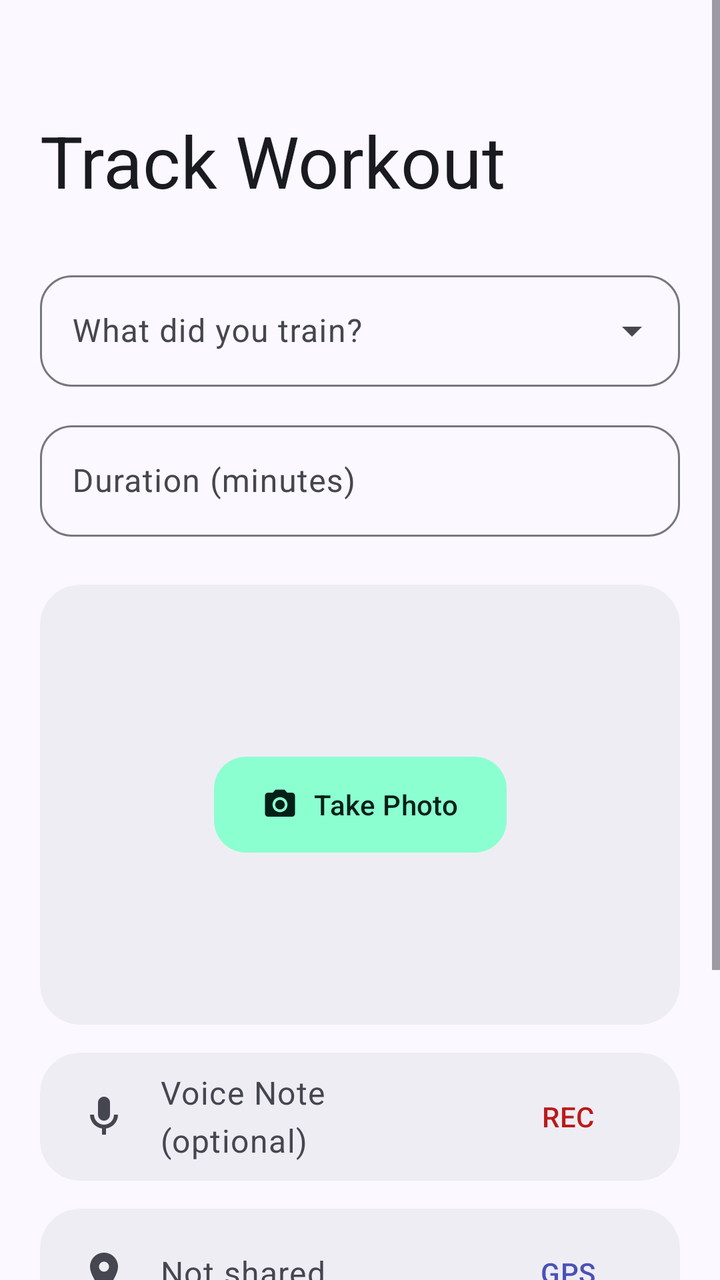
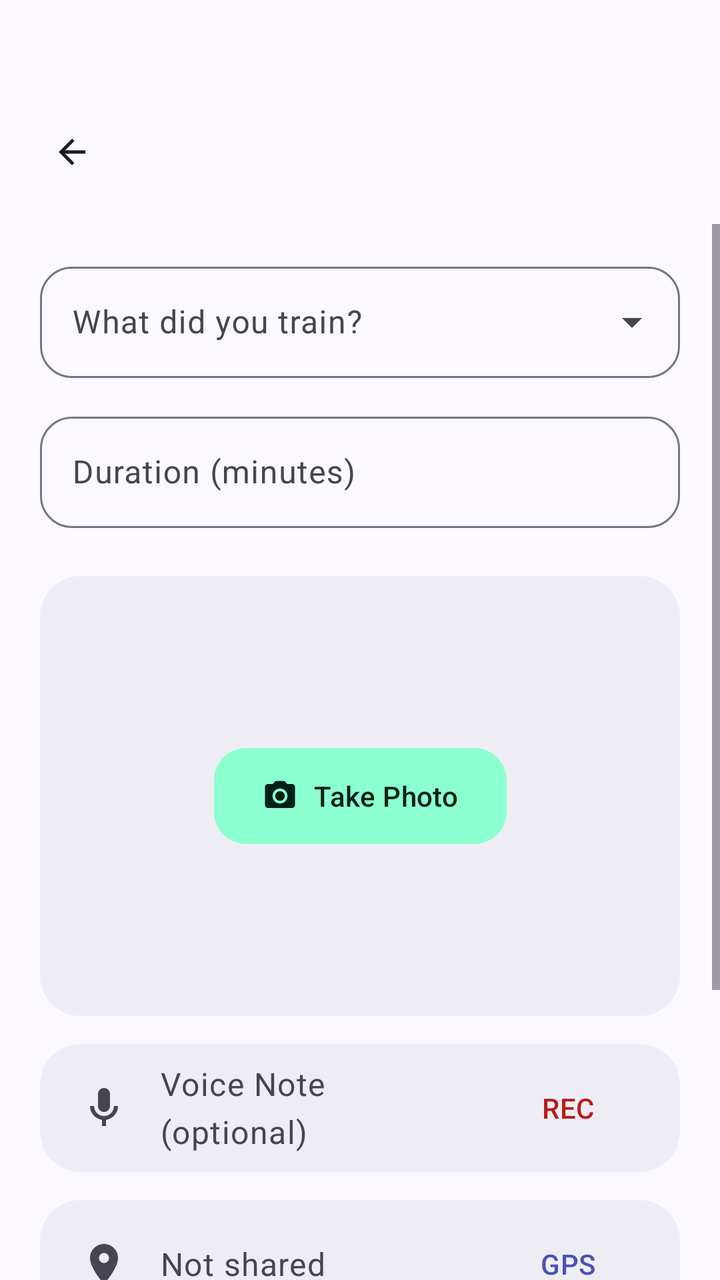

Screens rendered from an Android XML layout before and after an edit, with the pre-edit source and the edit as a unified diff.
<!-- AndroidManifest.xml: application theme Theme.MobileSE -->
<!-- res/layout/screen_workout_tracking.xml -->
<?xml version="1.0" encoding="utf-8"?>
<ScrollView xmlns:android="http://schemas.android.com/apk/res/android"
    xmlns:app="http://schemas.android.com/apk/res-auto"
    android:layout_width="match_parent"
    android:layout_height="match_parent"
    android:fillViewport="true"
    android:background="?attr/colorSurface">

    
    <androidx.constraintlayout.widget.ConstraintLayout
        android:layout_width="match_parent"
        android:layout_height="wrap_content">

    <androidx.constraintlayout.widget.ConstraintLayout
        android:layout_width="0dp"
        android:layout_height="wrap_content"
        app:layout_constraintWidth_max="@dimen/content_max_width"
        app:layout_constraintStart_toStartOf="parent"
        app:layout_constraintEnd_toEndOf="parent"
        app:layout_constraintTop_toTopOf="parent"
        android:paddingTop="56dp"
        android:paddingStart="@dimen/screen_padding_horizontal"
        android:paddingEnd="@dimen/screen_padding_horizontal"
        android:paddingBottom="32dp">

        <TextView
            android:id="@+id/tvAddTitle"
            android:layout_width="0dp"
            android:layout_height="wrap_content"
            android:text="@string/track_workout"
            android:textAppearance="?attr/textAppearanceDisplaySmall"
            android:textColor="?attr/colorOnSurface"
            app:layout_constraintTop_toTopOf="parent"
            app:layout_constraintStart_toStartOf="parent"
            app:layout_constraintEnd_toEndOf="parent" />

        
        <com.google.android.material.textfield.TextInputLayout
            android:id="@+id/tilSport"
            style="@style/Widget.CrewFit.TextField"
            android:layout_width="match_parent"
            android:layout_height="wrap_content"
            android:layout_marginTop="28dp"
            android:hint="@string/train_question"
            app:endIconMode="custom"
            app:endIconDrawable="@drawable/ic_arrow_drop_down"
            app:endIconTint="?attr/colorOnSurfaceVariant"
            app:layout_constraintTop_toBottomOf="@id/tvAddTitle">

            
            <com.google.android.material.textfield.TextInputEditText
                android:id="@+id/etSport"
                android:layout_width="match_parent"
                android:layout_height="wrap_content"
                android:focusable="true"
                android:focusableInTouchMode="false"
                android:clickable="true"
                android:cursorVisible="false"
                android:inputType="none" />
        </com.google.android.material.textfield.TextInputLayout>

        <com.google.android.material.textfield.TextInputLayout
            android:id="@+id/tilDuration"
            style="@style/Widget.CrewFit.TextField"
            android:layout_width="match_parent"
            android:layout_height="wrap_content"
            android:layout_marginTop="14dp"
            android:hint="@string/duration_hint"
            app:layout_constraintTop_toBottomOf="@id/tilSport">

            <com.google.android.material.textfield.TextInputEditText
                android:id="@+id/etDuration"
                android:layout_width="match_parent"
                android:layout_height="wrap_content"
                android:inputType="number" />
        </com.google.android.material.textfield.TextInputLayout>

        <com.google.android.material.textfield.TextInputLayout
            android:id="@+id/tilDistance"
            style="@style/Widget.CrewFit.TextField"
            android:layout_width="match_parent"
            android:layout_height="wrap_content"
            android:layout_marginTop="14dp"
            android:hint="@string/distance_hint"
            android:visibility="gone"
            app:layout_constraintTop_toBottomOf="@id/tilDuration">

            <com.google.android.material.textfield.TextInputEditText
                android:id="@+id/etDistance"
                android:layout_width="match_parent"
                android:layout_height="wrap_content"
                android:inputType="numberDecimal" />
        </com.google.android.material.textfield.TextInputLayout>

        
        <com.google.android.material.card.MaterialCardView
            android:id="@+id/cvPhoto"
            style="@style/Widget.CrewFit.Card"
            android:layout_width="match_parent"
            android:layout_height="@dimen/photo_card_height"
            android:layout_marginTop="24dp"
            app:layout_constraintTop_toBottomOf="@id/tilDistance">

            <androidx.constraintlayout.widget.ConstraintLayout
                android:layout_width="match_parent"
                android:layout_height="match_parent">

                
                <ImageView
                    android:id="@+id/ivWorkoutPhoto"
                    android:layout_width="match_parent"
                    android:layout_height="match_parent"
                    android:scaleType="centerInside"
                    android:src="@drawable/ic_photo_camera"
                    android:padding="86dp"
                    android:alpha="0.25"
                    app:tint="?attr/colorOnSurfaceVariant"
                    android:contentDescription="@string/take_photo" />

                <com.google.android.material.button.MaterialButton
                    android:id="@+id/btnTakePhoto"
                    style="@style/Widget.CrewFit.Button.Tonal"
                    android:layout_width="wrap_content"
                    android:layout_height="wrap_content"
                    android:text="@string/take_photo"
                    app:icon="@drawable/ic_photo_camera"
                    app:iconGravity="textStart"
                    app:layout_constraintTop_toTopOf="parent"
                    app:layout_constraintBottom_toBottomOf="parent"
                    app:layout_constraintStart_toStartOf="parent"
                    app:layout_constraintEnd_toEndOf="parent" />
            </androidx.constraintlayout.widget.ConstraintLayout>
        </com.google.android.material.card.MaterialCardView>

        
        <com.google.android.material.card.MaterialCardView
            android:id="@+id/cvVoice"
            style="@style/Widget.CrewFit.Card"
            android:layout_width="match_parent"
            android:layout_height="wrap_content"
            android:layout_marginTop="14dp"
            app:layout_constraintTop_toBottomOf="@id/cvPhoto">

            <LinearLayout
                android:layout_width="match_parent"
                android:layout_height="wrap_content"
                android:orientation="horizontal"
                android:gravity="center_vertical"
                android:paddingStart="@dimen/screen_padding_horizontal"
                android:paddingEnd="12dp"
                android:paddingTop="8dp"
                android:paddingBottom="8dp">

                <ImageView
                    android:id="@+id/ivVoiceStatus"
                    android:layout_width="24dp"
                    android:layout_height="24dp"
                    android:src="@drawable/ic_mic"
                    android:contentDescription="@string/record_voice"
                    app:tint="?attr/colorOnSurfaceVariant" />

                <TextView
                    android:id="@+id/tvVoiceStatus"
                    android:layout_width="0dp"
                    android:layout_height="wrap_content"
                    android:layout_weight="1"
                    android:layout_marginStart="16dp"
                    android:text="@string/record_voice"
                    android:textAppearance="?attr/textAppearanceBodyLarge"
                    android:textColor="?attr/colorOnSurfaceVariant" />

                <com.google.android.material.button.MaterialButton
                    android:id="@+id/btnRecordVoice"
                    style="@style/Widget.CrewFit.Button.Text"
                    android:layout_width="wrap_content"
                    android:layout_height="wrap_content"
                    android:text="@string/record_short"
                    android:textColor="?attr/colorError" />
            </LinearLayout>
        </com.google.android.material.card.MaterialCardView>

        
        <com.google.android.material.card.MaterialCardView
            android:id="@+id/cvLocation"
            style="@style/Widget.CrewFit.Card"
            android:layout_width="match_parent"
            android:layout_height="wrap_content"
            android:layout_marginTop="14dp"
            app:layout_constraintTop_toBottomOf="@id/cvVoice">

            
            <LinearLayout
                android:layout_width="match_parent"
                android:layout_height="wrap_content"
                android:orientation="vertical"
                android:paddingStart="@dimen/screen_padding_horizontal"
                android:paddingEnd="12dp"
                android:paddingTop="8dp"
                android:paddingBottom="12dp">

                <LinearLayout
                    android:layout_width="match_parent"
                    android:layout_height="wrap_content"
                    android:orientation="horizontal"
                    android:gravity="center_vertical">

                    <ImageView
                        android:layout_width="24dp"
                        android:layout_height="24dp"
                        android:src="@drawable/ic_location_on"
                        app:tint="?attr/colorOnSurfaceVariant"
                        android:contentDescription="@string/gps_btn" />

                    <TextView
                        android:id="@+id/tvLocationStatus"
                        android:layout_width="0dp"
                        android:layout_height="wrap_content"
                        android:layout_weight="1"
                        android:layout_marginStart="16dp"
                        android:text="@string/location_not_shared"
                        android:textAppearance="?attr/textAppearanceBodyLarge"
                        android:textColor="?attr/colorOnSurfaceVariant" />

                    <com.google.android.material.button.MaterialButton
                        android:id="@+id/btnGetLocation"
                        style="@style/Widget.CrewFit.Button.Text"
                        android:layout_width="wrap_content"
                        android:layout_height="wrap_content"
                        android:text="@string/gps_btn" />
                </LinearLayout>

                
                <LinearLayout
                    android:id="@+id/llMapPreview"
                    android:layout_width="match_parent"
                    android:layout_height="wrap_content"
                    android:orientation="vertical"
                    android:visibility="gone"
                    android:paddingTop="12dp"
                    android:paddingEnd="8dp">

                    <com.google.android.material.card.MaterialCardView
                        android:layout_width="match_parent"
                        android:layout_height="wrap_content"
                        app:cardCornerRadius="16dp"
                        app:cardElevation="0dp"
                        app:strokeWidth="0dp">

                        <ImageView
                            android:id="@+id/ivLocationMap"
                            android:layout_width="match_parent"
                            android:layout_height="170dp"
                            android:scaleType="centerCrop"
                            android:contentDescription="@string/location_map_desc" />
                    </com.google.android.material.card.MaterialCardView>

                    <TextView
                        android:id="@+id/tvMapAttribution"
                        android:layout_width="wrap_content"
                        android:layout_height="wrap_content"
                        android:layout_marginTop="6dp"
                        android:textAppearance="?attr/textAppearanceLabelSmall"
                        android:textColor="?attr/colorOnSurfaceVariant" />
                </LinearLayout>
            </LinearLayout>
        </com.google.android.material.card.MaterialCardView>

        <com.google.android.material.button.MaterialButton
            android:id="@+id/btnSaveActivity"
            style="@style/Widget.CrewFit.Button"
            android:layout_width="match_parent"
            android:layout_height="wrap_content"
            android:layout_marginTop="32dp"
            android:text="@string/save_workout"
            app:layout_constraintTop_toBottomOf="@id/cvLocation" />

        <com.google.android.material.button.MaterialButton
            android:id="@+id/btnCancelAdd"
            style="@style/Widget.CrewFit.Button.Text"
            android:layout_width="match_parent"
            android:layout_height="wrap_content"
            android:layout_marginTop="4dp"
            android:text="@string/cancel_btn"
            android:textColor="?attr/colorError"
            app:layout_constraintTop_toBottomOf="@id/btnSaveActivity" />

    </androidx.constraintlayout.widget.ConstraintLayout>
    </androidx.constraintlayout.widget.ConstraintLayout>
</ScrollView>
<!-- resources referenced by this layout -->
<resources>
  <dimen name="content_max_width">2000dp</dimen>
  <dimen name="photo_card_height">220dp</dimen>
  <dimen name="screen_padding_horizontal">20dp</dimen>
  <string name="cancel_btn">Cancel</string>
  <string name="distance_hint">Distance (km)</string>
  <string name="duration_hint">Duration (minutes)</string>
  <string name="gps_btn">GPS</string>
  <string name="location_map_desc">Map of the selected location</string>
  <string name="location_not_shared">Not shared</string>
  <string name="record_short">REC</string>
  <string name="record_voice">Voice Note (optional)</string>
  <string name="save_workout">Save Workout</string>
  <string name="take_photo">Take Photo</string>
  <string name="track_workout">Track Workout</string>
  <string name="train_question">What did you train?</string>
  <style name="Widget.CrewFit.Button.Text" parent="Widget.Material3.Button.TextButton" />
  <style name="Widget.CrewFit.Button.Tonal" parent="Widget.Material3.Button.TonalButton">
          <item name="android:minHeight">56dp</item>
          <item name="cornerRadius">16dp</item>
      </style>
  <style name="Theme.MobileSE" parent="Base.Theme.MobileSE" />
  <color name="md_surface_container">#EFEDF4</color>
  <style name="ShapeAppearance.CrewFit.Medium" parent="ShapeAppearance.Material3.Corner.Medium">
          <item name="cornerSize">20dp</item>
      </style>
  <color name="md_on_surface_variant">#45464F</color>
  <color name="md_primary">#4A51B8</color>
  <color name="md_on_primary">#FFFFFF</color>
  <color name="md_primary_container">#E0E3FF</color>
  <color name="md_on_primary_container">#050B63</color>
  <color name="md_secondary">#00795A</color>
  <color name="md_on_secondary">#FFFFFF</color>
  <color name="md_secondary_container">#8CFFD1</color>
  <color name="md_on_secondary_container">#002018</color>
  <color name="md_tertiary">#8C5000</color>
  <color name="md_on_tertiary">#FFFFFF</color>
  <color name="md_tertiary_container">#FFDCC2</color>
  <color name="md_on_tertiary_container">#2E1500</color>
  <color name="md_error">#BA1A1A</color>
  <color name="md_on_error">#FFFFFF</color>
  <color name="md_error_container">#FFDAD6</color>
  <color name="md_on_error_container">#410002</color>
  <color name="md_surface">#FBF8FF</color>
  <color name="md_on_surface">#1A1B21</color>
  <color name="md_surface_variant">#E2E1EC</color>
  <color name="md_surface_container_lowest">#FFFFFF</color>
  <color name="md_surface_container_low">#F5F2FA</color>
  <color name="md_surface_container_high">#E9E7EF</color>
  <color name="md_surface_container_highest">#E3E1E9</color>
  <color name="md_outline">#767680</color>
  <color name="md_outline_variant">#C7C5D0</color>
  <color name="md_inverse_surface">#2F3036</color>
  <color name="md_inverse_on_surface">#F2F0F7</color>
  <style name="ShapeAppearance.CrewFit.Small" parent="ShapeAppearance.Material3.Corner.Small">
          <item name="cornerSize">12dp</item>
      </style>
  <style name="ShapeAppearance.CrewFit.Large" parent="ShapeAppearance.Material3.Corner.Large">
          <item name="cornerSize">28dp</item>
      </style>
  <style name="Widget.CrewFit.BottomNav.Indicator" parent="Widget.Material3.BottomNavigationView.ActiveIndicator">
          <item name="android:color">@android:color/transparent</item>
      </style>
  <!-- unchanged entries left out for length: 14 -->
</resources>

<!-- the commit's change to res/layout/screen_workout_tracking.xml (unified diff, before → after) -->
@@ -1,10 +1,22 @@
 <?xml version="1.0" encoding="utf-8"?>
-<ScrollView xmlns:android="http://schemas.android.com/apk/res/android"
+<androidx.constraintlayout.widget.ConstraintLayout xmlns:android="http://schemas.android.com/apk/res/android"
     xmlns:app="http://schemas.android.com/apk/res-auto"
     android:layout_width="match_parent"
     android:layout_height="match_parent"
-    android:fillViewport="true"
     android:background="?attr/colorSurface">
+
+    
+    <include
+        android:id="@+id/topBar"
+        layout="@layout/part_top_bar"
+        app:layout_constraintTop_toTopOf="parent" />
+
+    <ScrollView
+        android:layout_width="match_parent"
+        android:layout_height="0dp"
+        android:fillViewport="true"
+        app:layout_constraintTop_toBottomOf="@id/topBar"
+        app:layout_constraintBottom_toBottomOf="parent">
 
     
     <androidx.constraintlayout.widget.ConstraintLayout
@@ -18,21 +30,10 @@
         app:layout_constraintStart_toStartOf="parent"
         app:layout_constraintEnd_toEndOf="parent"
         app:layout_constraintTop_toTopOf="parent"
-        android:paddingTop="56dp"
+        android:paddingTop="8dp"
         android:paddingStart="@dimen/screen_padding_horizontal"
         android:paddingEnd="@dimen/screen_padding_horizontal"
         android:paddingBottom="32dp">
-
-        <TextView
-            android:id="@+id/tvAddTitle"
-            android:layout_width="0dp"
-            android:layout_height="wrap_content"
-            android:text="@string/track_workout"
-            android:textAppearance="?attr/textAppearanceDisplaySmall"
-            android:textColor="?attr/colorOnSurface"
-            app:layout_constraintTop_toTopOf="parent"
-            app:layout_constraintStart_toStartOf="parent"
-            app:layout_constraintEnd_toEndOf="parent" />
 
         
         <com.google.android.material.textfield.TextInputLayout
@@ -40,12 +41,12 @@
             style="@style/Widget.CrewFit.TextField"
             android:layout_width="match_parent"
             android:layout_height="wrap_content"
-            android:layout_marginTop="28dp"
+            android:layout_marginTop="8dp"
             android:hint="@string/train_question"
             app:endIconMode="custom"
             app:endIconDrawable="@drawable/ic_arrow_drop_down"
             app:endIconTint="?attr/colorOnSurfaceVariant"
-            app:layout_constraintTop_toBottomOf="@id/tvAddTitle">
+            app:layout_constraintTop_toTopOf="parent">
 
             
             <com.google.android.material.textfield.TextInputEditText
@@ -286,4 +287,54 @@
 
     </androidx.constraintlayout.widget.ConstraintLayout>
     </androidx.constraintlayout.widget.ConstraintLayout>
-</ScrollView>
+    </ScrollView>
+</androidx.constraintlayout.widget.ConstraintLayout>
+<!-- res/layout/part_top_bar.xml (included above) -->
+<?xml version="1.0" encoding="utf-8"?>
+<androidx.constraintlayout.widget.ConstraintLayout xmlns:android="http://schemas.android.com/apk/res/android"
+    xmlns:app="http://schemas.android.com/apk/res-auto"
+    android:layout_width="match_parent"
+    android:layout_height="wrap_content"
+    android:paddingTop="@dimen/top_bar_padding_top"
+    android:paddingBottom="12dp">
+
+    <com.google.android.material.button.MaterialButton
+        android:id="@+id/btnTopBarBack"
+        style="@style/Widget.Material3.Button.IconButton"
+        android:layout_width="48dp"
+        android:layout_height="48dp"
+        android:layout_marginStart="12dp"
+        android:contentDescription="@string/back_desc"
+        app:icon="@drawable/ic_arrow_back"
+        app:iconTint="?attr/colorOnSurface"
+        app:layout_constraintStart_toStartOf="parent"
+        app:layout_constraintTop_toTopOf="parent" />
+
+    
+    <com.google.android.material.button.MaterialButton
+        android:id="@+id/btnTopBarAction"
+        style="@style/Widget.Material3.Button.IconButton"
+        android:layout_width="48dp"
+        android:layout_height="48dp"
+        android:layout_marginEnd="12dp"
+        android:visibility="gone"
+        app:iconTint="?attr/colorOnSurface"
+        app:layout_constraintTop_toTopOf="@id/btnTopBarBack"
+        app:layout_constraintBottom_toBottomOf="@id/btnTopBarBack"
+        app:layout_constraintEnd_toEndOf="parent" />
+
+    <TextView
+        android:id="@+id/tvTopBarTitle"
+        android:layout_width="0dp"
+        android:layout_height="wrap_content"
+        android:layout_marginStart="8dp"
+        android:layout_marginEnd="8dp"
+        android:maxLines="1"
+        android:ellipsize="end"
+        android:textAppearance="?attr/textAppearanceHeadlineSmall"
+        android:textColor="?attr/colorOnSurface"
+        app:layout_constraintBottom_toBottomOf="@id/btnTopBarBack"
+        app:layout_constraintEnd_toStartOf="@id/btnTopBarAction"
+        app:layout_constraintStart_toEndOf="@id/btnTopBarBack"
+        app:layout_constraintTop_toTopOf="@id/btnTopBarBack" />
+</androidx.constraintlayout.widget.ConstraintLayout>
<!-- resource entries referenced after the edit -->
@@ -3,6 +3,20 @@
   <dimen name="content_max_width">2000dp</dimen>
   <dimen name="photo_card_height">220dp</dimen>
   <dimen name="screen_padding_horizontal">20dp</dimen>
+  <dimen name="top_bar_padding_top">52dp</dimen>
+  <!-- drawable ic_arrow_back (drawable) -->
+  <?xml version="1.0" encoding="utf-8"?>
+  <vector xmlns:android="http://schemas.android.com/apk/res/android"
+      android:width="24dp"
+      android:height="24dp"
+      android:viewportWidth="24"
+      android:viewportHeight="24"
+      android:tint="?attr/colorControlNormal">
+      <path
+          android:fillColor="@android:color/white"
+          android:pathData="M20,11H7.83l5.59,-5.59L12,4l-8,8 8,8 1.41,-1.41L7.83,13H20v-2z" />
+  </vector>
+  <string name="back_desc">Back</string>
   <string name="cancel_btn">Cancel</string>
   <string name="distance_hint">Distance (km)</string>
   <string name="duration_hint">Duration (minutes)</string>
@@ -13,7 +27,6 @@
   <string name="record_voice">Voice Note (optional)</string>
   <string name="save_workout">Save Workout</string>
   <string name="take_photo">Take Photo</string>
-  <string name="track_workout">Track Workout</string>
   <string name="train_question">What did you train?</string>
   <style name="Widget.CrewFit.Button.Text" parent="Widget.Material3.Button.TextButton" />
   <style name="Widget.CrewFit.Button.Tonal" parent="Widget.Material3.Button.TonalButton">
